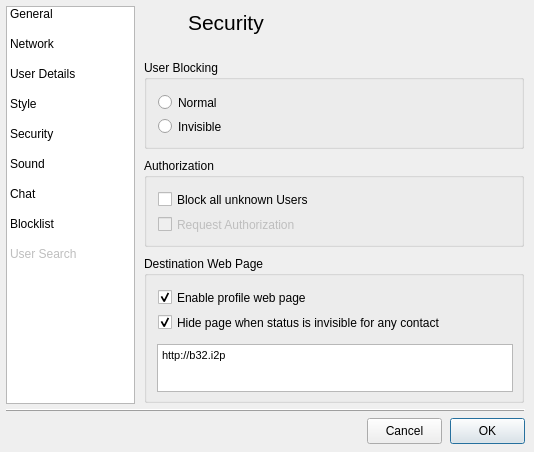
The window that src/gui/form_settingsgui.ui (vituperative/i2pchat) describes before a commit, drawn with Qt 5.
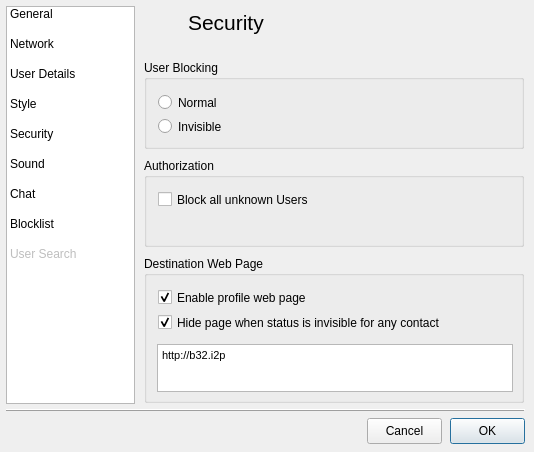
The same window after the commit. The open tabs and pages were chosen to show the change. Icons and pictures are not drawn.

What changed in the file:
```diff
--- a/src/gui/form_settingsgui.ui
+++ b/src/gui/form_settingsgui.ui
@@ -2359,22 +2359,7 @@
       <property name="title">
        <string>Authorization</string>
       </property>
-      <widget class="QCheckBox" name="requestauthcheckBox">
-       <property name="enabled">
-        <bool>false</bool>
-       </property>
-       <property name="geometry">
-        <rect>
-         <x>14</x>
-         <y>56</y>
-         <width>405</width>
-         <height>21</height>
-        </rect>
-       </property>
-       <property name="text">
-        <string>Request Authorization</string>
-       </property>
-      </widget>
+
       <widget class="QCheckBox" name="blockallcheckBox">
        <property name="enabled">
         <bool>true</bool>
```
Lines whose indentation alone changed are shown as unchanged.
